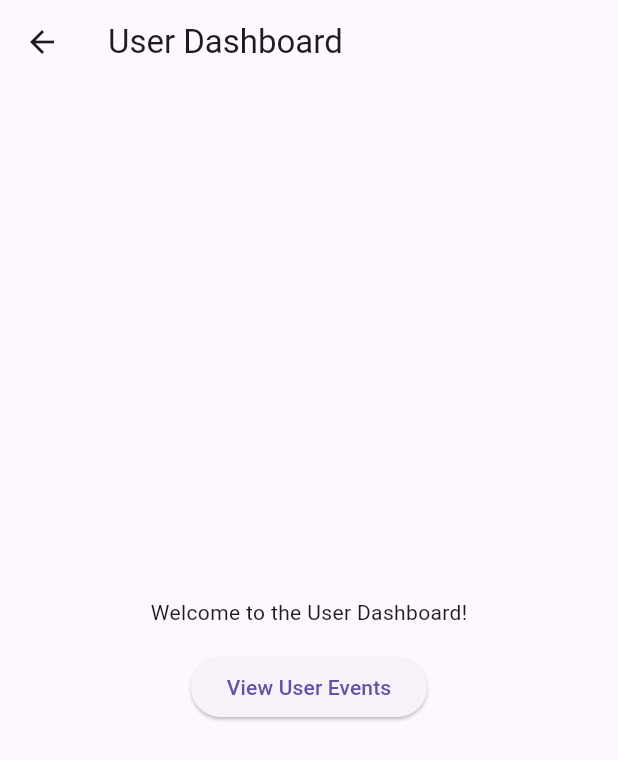
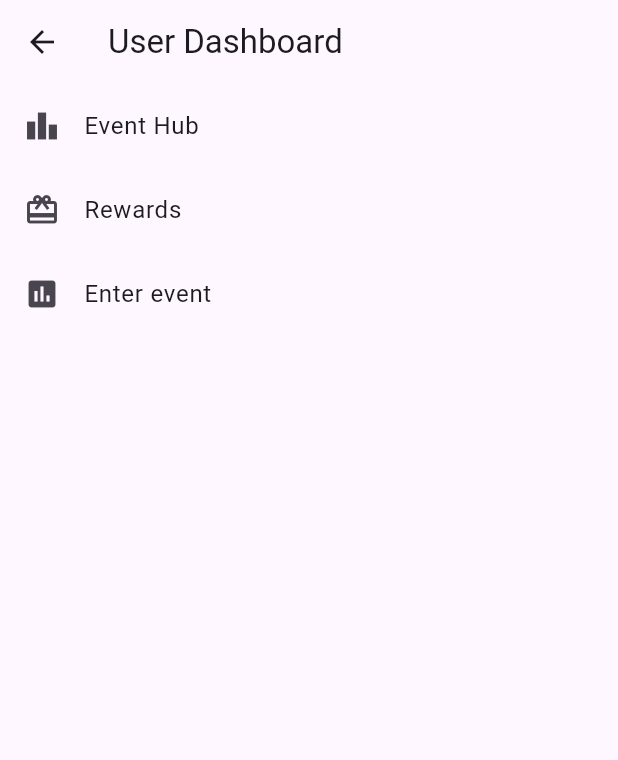
Before and after one commit to Rahanjose19/KeriVaa, a Flutter app: the UserDashboardPage screen opened directly, on a phone screen of 412 x 824 dp. Shown: the top 760 px of the screen. Run offline on Flutter 3.47's test engine with Material 3 defaults, Android fonts, the phone set to English and light mode, and no system bars; our stand-ins replace flutter_dotenv, shared_preferences, supabase, video_player; accounts and stored records are empty.

Commit message:
event code page added and some change in userdashboard

```diff
--- a/lib/userdashboard.dart
+++ b/lib/userdashboard.dart
@@ -2,6 +2,7 @@ import 'package:flutter/material.dart';
 import 'package:http/http.dart' as http;
 import 'dart:convert';
 import 'userEventList.dart';
+import 'enterWidget.dart';
 
 class User {
   final int id;
@@ -48,14 +49,12 @@ class _UserDashboardPageState extends State<UserDashboardPage> {
       appBar: AppBar(
         title: Text('User Dashboard'),
       ),
-      body: Center(
-        child: Column(
-          mainAxisAlignment: MainAxisAlignment.center,
+      body: ListView(
         children: [
-            Text('Welcome to the User Dashboard!'),
-            SizedBox(height: 16),
-            ElevatedButton(
-              onPressed: () async {
+          DashboardItem(
+            title: 'Event Hub',
+            icon: Icons.leaderboard,
+            onTap: ()  async {
               await _fetchUserEvents();
               Navigator.push(
                 context,
@@ -64,11 +63,44 @@ class _UserDashboardPageState extends State<UserDashboardPage> {
                 ),
               );
             },
-              child: Text('View User Events'),
+          ),
+          DashboardItem(
+            title: 'Rewards',
+            icon: Icons.card_giftcard,
+            onTap: () {
+              // Handle rewards item tap
+            },
+          ),
+          DashboardItem(
+            title: 'Enter event ',
+            icon: Icons.poll,
+            onTap: () {
+               Navigator.push(
+                context,
+                MaterialPageRoute(builder: (context) => EnterEventCodePage()),
+              );
+            },
           ),
         ],
-        ),
       ),
     );
   }
 }
+
+
+class DashboardItem extends StatelessWidget {
+  final String title;
+  final IconData icon;
+  final VoidCallback onTap;
+
+  DashboardItem({required this.title, required this.icon, required this.onTap});
+
+  @override
+  Widget build(BuildContext context) {
+    return ListTile(
+      title: Text(title),
+      leading: Icon(icon),
+      onTap: onTap,
+    );
+  }
+}
```
Also changed, not shown: lib/enterWidget.dart (added, +44 -0 lines). Lines whose indentation alone changed are shown as unchanged.
